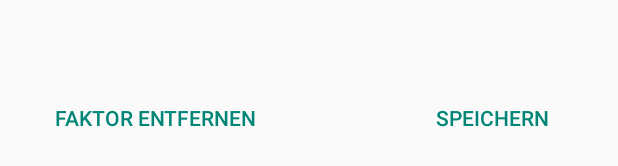
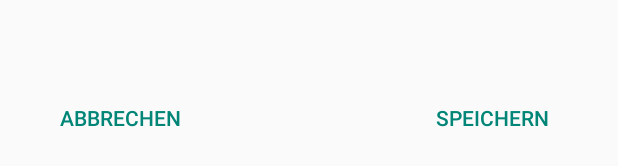
Before and after one commit to Holzners/PEM, an Android app: the layout dialog_new_factor.xml on its own in the app's theme, with its tools: preview values and no code run, on a phone screen of 412 x 824 dp. Shown: the part 1022-1188 px from the top of the screen. Run offline under Robolectric (Android 15) with nearby library versions, the phone set to English and light mode, and no system bars.

Commit message:
Finally a Logo! + Fixes

```diff
--- a/app/src/main/java/com/team3/pem/pem/view/NewFactorFragment.java
+++ b/app/src/main/java/com/team3/pem/pem/view/NewFactorFragment.java
@@ -139,7 +139,7 @@ public class NewFactorFragment extends DialogFragment {
     }
 
     public void removeFactor(){
-        context.showRemoveFactorDialog();
+        this.dismiss();
     }
 
 
--- a/app/src/main/res/layout/dialog_new_factor.xml
+++ b/app/src/main/res/layout/dialog_new_factor.xml
@@ -24,7 +24,7 @@
     <Button
         android:layout_width="wrap_content"
         android:layout_height="wrap_content"
-        android:text="@string/removeFactor"
+        android:text="@string/cancel"
         android:id="@+id/delete_button"
         android:layout_alignParentBottom="true"
         android:layout_alignParentLeft="true"
```
Also changed, not shown: app/src/main/ic_launcher-web.png (added), app/src/main/res/mipmap-hdpi/ic_launcher.png, app/src/main/res/mipmap-mdpi/ic_launcher.png, app/src/main/res/mipmap-xhdpi/ic_launcher.png, app/src/main/res/mipmap-xxhdpi/ic_launcher.png, app/src/main/res/mipmap-xxxhdpi/ic_launcher.png (added).
